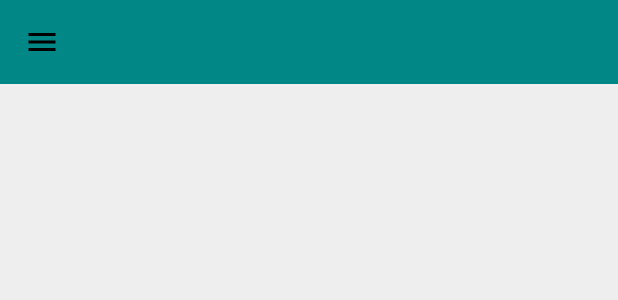
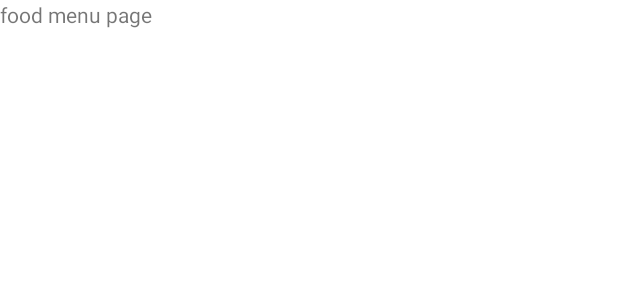
Before and after one commit to OskyJr/TikTokYouthCamp2022, an Android app: the layout activity_menuactivity.xml on its own in the app's theme, with its tools: preview values and no code run, on a phone screen of 412 x 824 dp. Shown: the top 300 px of the screen. Run offline under Robolectric (Android 15) with nearby library versions, the phone set to English and light mode, and no system bars.

Commit message:
fixed menu page access issue

```diff
--- a/AppDev/app/src/main/res/layout/activity_menuactivity.xml
+++ b/AppDev/app/src/main/res/layout/activity_menuactivity.xml
@@ -1,15 +1,16 @@
 <?xml version="1.0" encoding="utf-8"?>
-<RelativeLayout xmlns:android="http://schemas.android.com/apk/res/android"
+<androidx.constraintlayout.widget.ConstraintLayout xmlns:android="http://schemas.android.com/apk/res/android"
     xmlns:app="http://schemas.android.com/apk/res-auto"
     xmlns:tools="http://schemas.android.com/tools"
     android:layout_width="match_parent"
     android:layout_height="match_parent"
-    tools:context=".Activity.CatsActivity">
+    tools:context=".Activity.ContactUsActivity">
 
-
-    <include
-        android:layout_height="match_parent"
-        android:layout_width="match_parent"
-        layout="@layout/mycats_contentlayout"/>
-
-</RelativeLayout>
+    <TextView
+        android:id="@+id/textView10"
+        android:layout_width="wrap_content"
+        android:layout_height="wrap_content"
+        android:text="food menu page"
+        tools:layout_editor_absoluteX="196dp"
+        tools:layout_editor_absoluteY="329dp" />
+</androidx.constraintlayout.widget.ConstraintLayout>
```
Also changed, not shown: AppDev/app/src/main/java/com/example/tiktokappdev/Activity/MenuActivity.java (+1 -31 lines).
